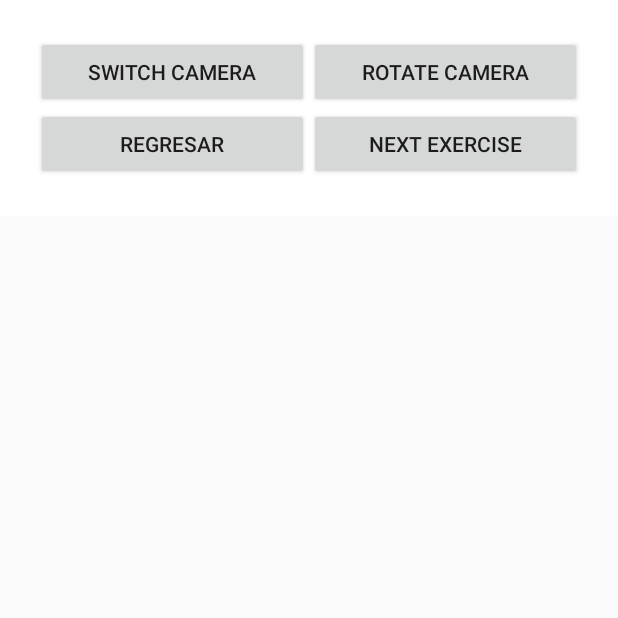
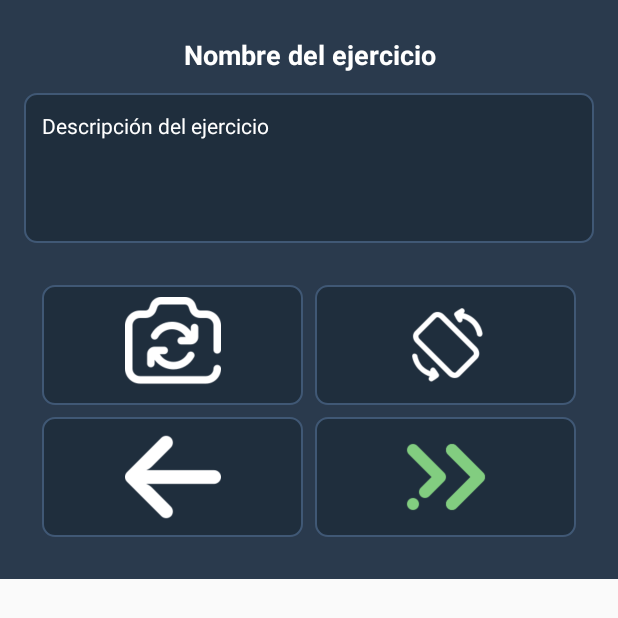
Before and after one commit to LunaFernando791/TrakingFitnessApp, an Android app built with Jetpack Compose: the layout bottom_sheet_menu.xml on its own in the app's theme, with its tools: preview values and no code run, on a phone screen of 412 x 824 dp. Shown: the top 618 px of the screen. Run offline under Robolectric (Android 15) with nearby library versions, the phone set to English and light mode, and no system bars.

Commit message:
Mejora de interfaz de trackeo v1.

```diff
--- a/app/src/main/java/com/example/trackingfitness/trackingv2/CameraHelper.kt
+++ b/app/src/main/java/com/example/trackingfitness/trackingv2/CameraHelper.kt
@@ -115,7 +115,7 @@ class CameraHelper(
         }
         activity.requestedOrientation = newOrientation
 
-        bindCameraUseCases()
+//        bindCameraUseCases()
     }
 
     companion object {
--- /dev/null
+++ b/app/src/main/res/drawable/rounded_button_imagebuttom.xml
@@ -0,0 +1,17 @@
+<shape xmlns:android="http://schemas.android.com/apk/res/android"
+    android:shape="rectangle">
+
+    <solid android:color="#1F2E3D" /> <!-- Fondo oscuro -->
+
+    <stroke
+        android:width="1.5dp"
+        android:color="#405875" /> <!-- Borde más suave -->
+
+    <corners android:radius="8dp"/>
+
+    <padding
+        android:left="8dp"
+        android:top="8dp"
+        android:right="8dp"
+        android:bottom="8dp"/>
+</shape>
--- a/app/src/main/res/layout/bottom_sheet_menu.xml
+++ b/app/src/main/res/layout/bottom_sheet_menu.xml
@@ -1,46 +1,91 @@
 <?xml version="1.0" encoding="utf-8"?>
-<LinearLayout xmlns:android="http://schemas.android.com/apk/res/android"
+<ScrollView xmlns:android="http://schemas.android.com/apk/res/android"
+    android:layout_width="match_parent"
+    android:layout_height="wrap_content"
+    android:fillViewport="true"
+    android:background="#2A3A4D">
+
+    <LinearLayout
         android:layout_width="match_parent"
         android:layout_height="wrap_content"
         android:orientation="vertical"
-    android:padding="16dp"
-    android:background="@android:color/white">
+        android:padding="16dp">
 
+        <!-- Nombre del ejercicio -->
+        <TextView
+            android:id="@+id/exerciseTitle"
+            android:layout_width="match_parent"
+            android:layout_height="wrap_content"
+            android:text="Nombre del ejercicio"
+            android:textStyle="bold"
+            android:textColor="@android:color/white"
+            android:textSize="18sp"
+            android:gravity="center"
+            android:padding="8dp"
+            android:layout_marginBottom="5dp" />
+
+        <!-- Descripción del ejercicio -->
+        <TextView
+            android:id="@+id/exerciseDescription"
+            android:layout_width="match_parent"
+            android:layout_height="100dp"
+            android:text="Descripción del ejercicio"
+            android:gravity="top|start"
+            android:padding="12dp"
+            android:background="@drawable/rounded_button_imagebuttom"
+            android:textColor="@android:color/white"
+            android:textSize="14sp"
+            android:layout_marginBottom="16dp" />
+
+        <!-- Cuadrícula de botones -->
         <GridLayout
             android:layout_width="match_parent"
             android:layout_height="wrap_content"
             android:columnCount="2"
             android:rowCount="2"
-        android:padding="8dp">
+            android:padding="8dp"
+            android:alignmentMode="alignMargins"
+            android:useDefaultMargins="true">
 
-        <Button
+            <ImageButton
                 android:id="@+id/btnSwitchCamera"
                 android:layout_width="0dp"
-            android:layout_height="wrap_content"
+                android:layout_height="80dp"
                 android:layout_columnWeight="1"
-            android:text="Switch Camera" />
+                android:scaleType="centerInside"
+                android:background="@drawable/rounded_button_imagebuttom"
+                android:src="@drawable/cambiardecamara"
+                android:contentDescription="Cambiar cámara" />
 
-        <Button
+            <ImageButton
                 android:id="@+id/btnRotateCamera"
                 android:layout_width="0dp"
-            android:layout_height="wrap_content"
+                android:layout_height="80dp"
                 android:layout_columnWeight="1"
-            android:text="Rotate Camera" />
+                android:background="@drawable/rounded_button_imagebuttom"
+                android:src="@drawable/girarpantalla"
+                android:scaleType="centerInside"
+                android:contentDescription="Rotar cámara" />
 
-        <Button
+            <ImageButton
                 android:id="@+id/btnPauseRoutine"
                 android:layout_width="0dp"
-            android:layout_height="wrap_content"
+                android:layout_height="80dp"
                 android:layout_columnWeight="1"
-            android:text="Regresar" />
+                android:background="@drawable/rounded_button_imagebuttom"
+                android:src="@drawable/flecha"
+                android:scaleType="centerInside"
+                android:contentDescription="Regresar" />
 
-        <Button
+            <ImageButton
                 android:id="@+id/btnNextExercise"
                 android:layout_width="0dp"
-            android:layout_height="wrap_content"
+                android:layout_height="80dp"
                 android:layout_columnWeight="1"
-            android:text="Next Exercise"
-            />
+                android:background="@drawable/rounded_button_imagebuttom"
+                android:src="@drawable/proximo"
+                android:scaleType="centerInside"
+                android:contentDescription="Siguiente ejercicio" />
         </GridLayout>
-
     </LinearLayout>
+</ScrollView>
```
Also changed, not shown: app/src/main/java/com/example/trackingfitness/trackingv2/CameraScreenV2.kt (+221 -122 lines), app/src/main/res/drawable/rounded_button_descs.xml (added, +21 -0 lines), app/src/main/res/drawable/rounded_button_setsreps.xml (added, +21 -0 lines), app/src/main/res/drawable/rounded_overlay_setcompleted.xml (added, +17 -0 lines), app/src/main/res/layout/activity_camera_screen_v2.xml (+145 -100 lines), app/src/main/res/drawable/cambiardecamara.png (added), app/src/main/res/drawable/flecha.png (added), app/src/main/res/drawable/girarpantalla.png (added), app/src/main/res/drawable/proximo.png (added). Lines whose indentation alone changed are shown as unchanged.
